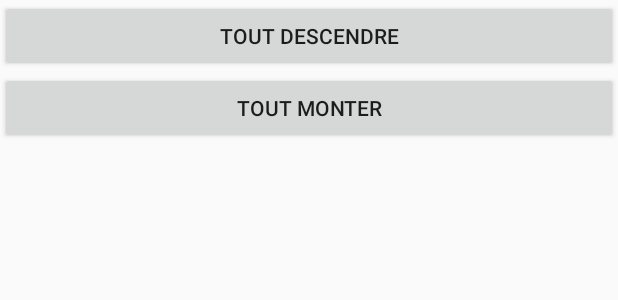
After one commit to Meldoyo/Telecommande-Volet, an Android app: the layout item_all_button.xml on its own in the app's theme, with its tools: preview values and no code run, on a phone screen of 412 x 824 dp. The commit adds this screen. Shown: the top 300 px of the screen. Run offline under Robolectric (Android 15) with nearby library versions, the phone set to English and light mode, and no system bars.

Commit message:
Add all down/up buttons

```diff
--- a/TelecommandeVoletApp/app/build.gradle
+++ b/TelecommandeVoletApp/app/build.gradle
@@ -49,4 +49,5 @@ dependencies {
     compile('com.crashlytics.sdk.android:crashlytics:2.6.5@aar') {
         transitive = true;
     }
+    compile 'com.squareup.okhttp3:logging-interceptor:3.2.0'
 }
--- /dev/null
+++ b/TelecommandeVoletApp/app/src/main/res/layout/item_all_button.xml
@@ -0,0 +1,18 @@
+<?xml version="1.0" encoding="utf-8"?>
+<LinearLayout xmlns:android="http://schemas.android.com/apk/res/android"
+    android:orientation="vertical" android:layout_width="match_parent"
+    android:layout_height="wrap_content">
+
+    <Button
+        android:id="@+id/button_all_down"
+        android:layout_width="match_parent"
+        android:layout_height="wrap_content"
+        android:text="Tout descendre"/>
+
+    <Button
+        android:id="@+id/button_all_up"
+        android:layout_width="match_parent"
+        android:layout_height="wrap_content"
+        android:text="Tout monter"/>
+
+</LinearLayout>
```
Also changed, not shown: TelecommandeVoletApp/app/src/main/java/ovh/pacordonnier/telecommandevolet/MainActivity.java (+10 -0 lines), TelecommandeVoletApp/app/src/main/java/ovh/pacordonnier/telecommandevolet/MainAdapter.java (+59 -7 lines), TelecommandeVoletApp/app/src/main/java/ovh/pacordonnier/telecommandevolet/MainPresenter.java (+36 -0 lines), TelecommandeVoletApp/app/src/main/java/ovh/pacordonnier/telecommandevolet/model/APIService.java (+17 -0 lines), 1 other file.
